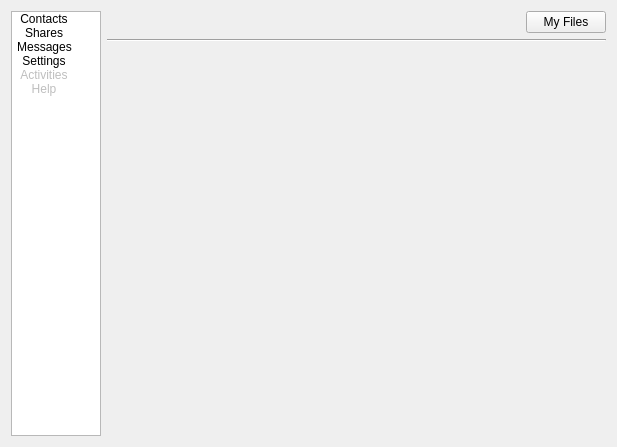
The window that src/qt/ui/user_panels.ui (maidsafe-archive/MaidSafe-Encrypt) describes before a commit, drawn with Qt 5.
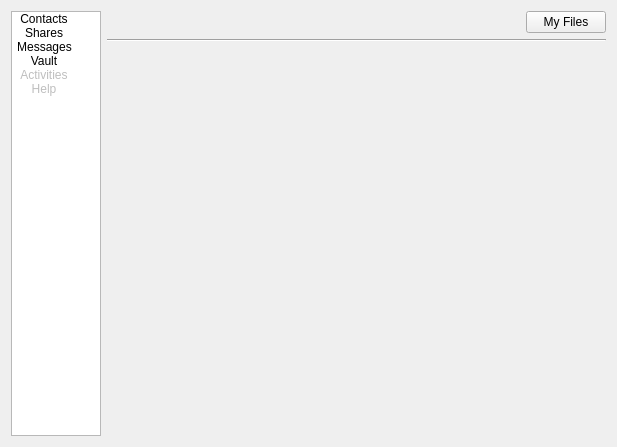
The same window after the commit. Icons and pictures are not drawn.

Commit message: Local vault registration stuff, styling to qt folder

The edit to the form file:
```diff
--- a/src/qt/ui/user_panels.ui
+++ b/src/qt/ui/user_panels.ui
@@ -99,7 +99,7 @@
      </item>
      <item>
       <property name="text">
-       <string>Settings</string>
+       <string>Vault</string>
       </property>
       <property name="icon">
        <iconset>
```
The commit also changes 57 other files.
